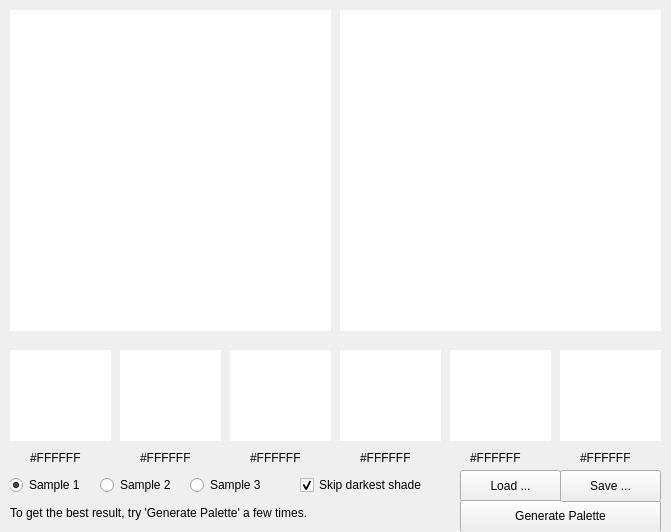
hey-frnk/ColorPaletteGenerator, file colorpalettegenerator.ui: the form before one commit.
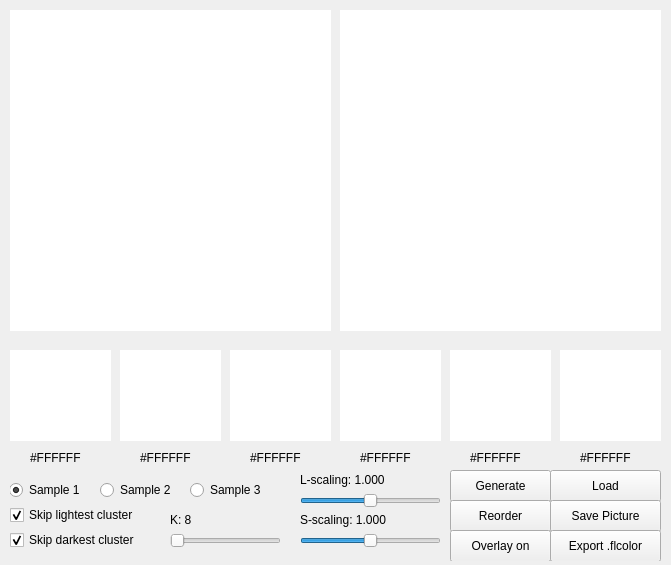
The form after the commit.

Commit message: added color export to Fluorescence App

```diff
--- a/colorpalettegenerator.ui
+++ b/colorpalettegenerator.ui
@@ -7,7 +7,7 @@
     <x>0</x>
     <y>0</y>
     <width>671</width>
-    <height>532</height>
+    <height>565</height>
    </rect>
   </property>
   <property name="windowTitle">
@@ -58,7 +58,7 @@
       <x>10</x>
       <y>340</y>
       <width>651</width>
-      <height>191</height>
+      <height>221</height>
      </rect>
     </property>
     <widget class="QLabel" name="b_2">
@@ -187,7 +187,7 @@
      <property name="geometry">
       <rect>
        <x>90</x>
-       <y>135</y>
+       <y>140</y>
        <width>81</width>
        <height>20</height>
       </rect>
@@ -212,14 +212,14 @@
     <widget class="QPushButton" name="load">
      <property name="geometry">
       <rect>
-       <x>450</x>
+       <x>540</x>
        <y>130</y>
-       <width>101</width>
+       <width>111</width>
        <height>32</height>
       </rect>
      </property>
      <property name="text">
-      <string>Load ...</string>
+      <string>Load</string>
      </property>
     </widget>
     <widget class="QLabel" name="h_2">
@@ -239,7 +239,7 @@
      <property name="geometry">
       <rect>
        <x>-1</x>
-       <y>135</y>
+       <y>140</y>
        <width>81</width>
        <height>20</height>
       </rect>
@@ -267,14 +267,14 @@
     <widget class="QPushButton" name="compute">
      <property name="geometry">
       <rect>
-       <x>450</x>
-       <y>160</y>
-       <width>201</width>
+       <x>440</x>
+       <y>130</y>
+       <width>101</width>
        <height>32</height>
       </rect>
      </property>
      <property name="text">
-      <string>Generate Palette</string>
+      <string>Generate</string>
      </property>
     </widget>
     <widget class="QLabel" name="h_3">
@@ -294,7 +294,7 @@
      <property name="geometry">
       <rect>
        <x>180</x>
-       <y>135</y>
+       <y>140</y>
        <width>100</width>
        <height>20</height>
       </rect>
@@ -306,43 +306,193 @@
     <widget class="QCheckBox" name="checkBox">
      <property name="geometry">
       <rect>
-       <x>290</x>
-       <y>135</y>
-       <width>161</width>
+       <x>0</x>
+       <y>190</y>
+       <width>141</width>
        <height>20</height>
       </rect>
      </property>
      <property name="text">
-      <string>Skip darkest shade</string>
+      <string>Skip darkest cluster</string>
      </property>
      <property name="checked">
       <bool>true</bool>
      </property>
     </widget>
-    <widget class="QLabel" name="label">
-     <property name="geometry">
-      <rect>
-       <x>0</x>
-       <y>165</y>
-       <width>441</width>
-       <height>16</height>
-      </rect>
-     </property>
-     <property name="text">
-      <string>To get the best result, try 'Generate Palette' a few times.</string>
-     </property>
-    </widget>
     <widget class="QPushButton" name="save">
      <property name="geometry">
       <rect>
-       <x>550</x>
+       <x>540</x>
+       <y>160</y>
+       <width>111</width>
+       <height>32</height>
+      </rect>
+     </property>
+     <property name="text">
+      <string>Save Picture</string>
+     </property>
+    </widget>
+    <widget class="QPushButton" name="export_flcolor">
+     <property name="geometry">
+      <rect>
+       <x>540</x>
+       <y>190</y>
+       <width>111</width>
+       <height>32</height>
+      </rect>
+     </property>
+     <property name="text">
+      <string>Export .flcolor</string>
+     </property>
+    </widget>
+    <widget class="QPushButton" name="reorder">
+     <property name="geometry">
+      <rect>
+       <x>440</x>
+       <y>160</y>
+       <width>101</width>
+       <height>32</height>
+      </rect>
+     </property>
+     <property name="text">
+      <string>Reorder</string>
+     </property>
+    </widget>
+    <widget class="QCheckBox" name="skip_lightest">
+     <property name="geometry">
+      <rect>
+       <x>0</x>
+       <y>165</y>
+       <width>141</width>
+       <height>20</height>
+      </rect>
+     </property>
+     <property name="text">
+      <string>Skip lightest cluster</string>
+     </property>
+     <property name="checked">
+      <bool>true</bool>
+     </property>
+    </widget>
+    <widget class="QPushButton" name="overlay">
+     <property name="geometry">
+      <rect>
+       <x>440</x>
+       <y>190</y>
+       <width>101</width>
+       <height>32</height>
+      </rect>
+     </property>
+     <property name="text">
+      <string>Overlay on</string>
+     </property>
+    </widget>
+    <widget class="QSlider" name="sat_boost">
+     <property name="geometry">
+      <rect>
+       <x>290</x>
+       <y>190</y>
+       <width>141</width>
+       <height>22</height>
+      </rect>
+     </property>
+     <property name="maximum">
+      <number>2000</number>
+     </property>
+     <property name="value">
+      <number>1000</number>
+     </property>
+     <property name="orientation">
+      <enum>Qt::Horizontal</enum>
+     </property>
+     <property name="tickPosition">
+      <enum>QSlider::NoTicks</enum>
+     </property>
+    </widget>
+    <widget class="QLabel" name="sat_boost_val">
+     <property name="geometry">
+      <rect>
+       <x>290</x>
+       <y>170</y>
+       <width>151</width>
+       <height>20</height>
+      </rect>
+     </property>
+     <property name="text">
+      <string>S-scaling: 1.000</string>
+     </property>
+    </widget>
+    <widget class="QSlider" name="l_boost">
+     <property name="geometry">
+      <rect>
+       <x>290</x>
+       <y>150</y>
+       <width>141</width>
+       <height>22</height>
+      </rect>
+     </property>
+     <property name="maximum">
+      <number>2000</number>
+     </property>
+     <property name="value">
+      <number>1000</number>
+     </property>
+     <property name="orientation">
+      <enum>Qt::Horizontal</enum>
+     </property>
+     <property name="tickPosition">
+      <enum>QSlider::NoTicks</enum>
+     </property>
+    </widget>
+    <widget class="QLabel" name="l_boost_val">
+     <property name="geometry">
+      <rect>
+       <x>290</x>
        <y>130</y>
-       <width>101</width>
-       <height>32</height>
+       <width>151</width>
+       <height>20</height>
       </rect>
      </property>
      <property name="text">
-      <string>Save ...</string>
+      <string>L-scaling: 1.000</string>
+     </property>
+    </widget>
+    <widget class="QLabel" name="k_value">
+     <property name="geometry">
+      <rect>
+       <x>160</x>
+       <y>170</y>
+       <width>81</width>
+       <height>20</height>
+      </rect>
+     </property>
+     <property name="text">
+      <string>K: 8</string>
+     </property>
+    </widget>
+    <widget class="QSlider" name="k_slider">
+     <property name="geometry">
+      <rect>
+       <x>160</x>
+       <y>190</y>
+       <width>111</width>
+       <height>22</height>
+      </rect>
+     </property>
+     <property name="minimum">
+      <number>8</number>
+     </property>
+     <property name="maximum">
+      <number>14</number>
+     </property>
+     <property name="value">
+      <number>8</number>
+     </property>
+     <property name="orientation">
+      <enum>Qt::Horizontal</enum>
+     </property>
+     <property name="tickPosition">
+      <enum>QSlider::NoTicks</enum>
      </property>
     </widget>
    </widget>
```
Left out of the diff: 2 changed lines with no effect on the pictures. The commit also changes 4 other files.
